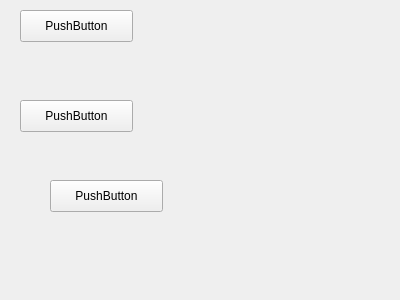
Qt form mainwindow.ui (guodong/freegou-terminal) before a commit.
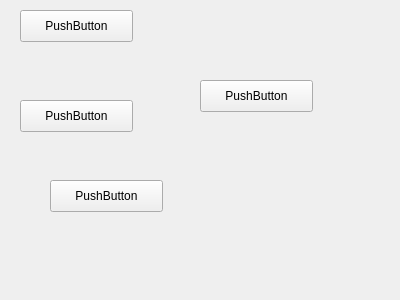
The same form after that commit.

What changed in the file:
```diff
--- a/mainwindow.ui
+++ b/mainwindow.ui
@@ -56,6 +56,19 @@
      <string>PushButton</string>
     </property>
    </widget>
+   <widget class="QPushButton" name="pushButton_4">
+    <property name="geometry">
+     <rect>
+      <x>200</x>
+      <y>80</y>
+      <width>113</width>
+      <height>32</height>
+     </rect>
+    </property>
+    <property name="text">
+     <string>PushButton</string>
+    </property>
+   </widget>
   </widget>
   <widget class="QMenuBar" name="menuBar">
    <property name="geometry">
```
